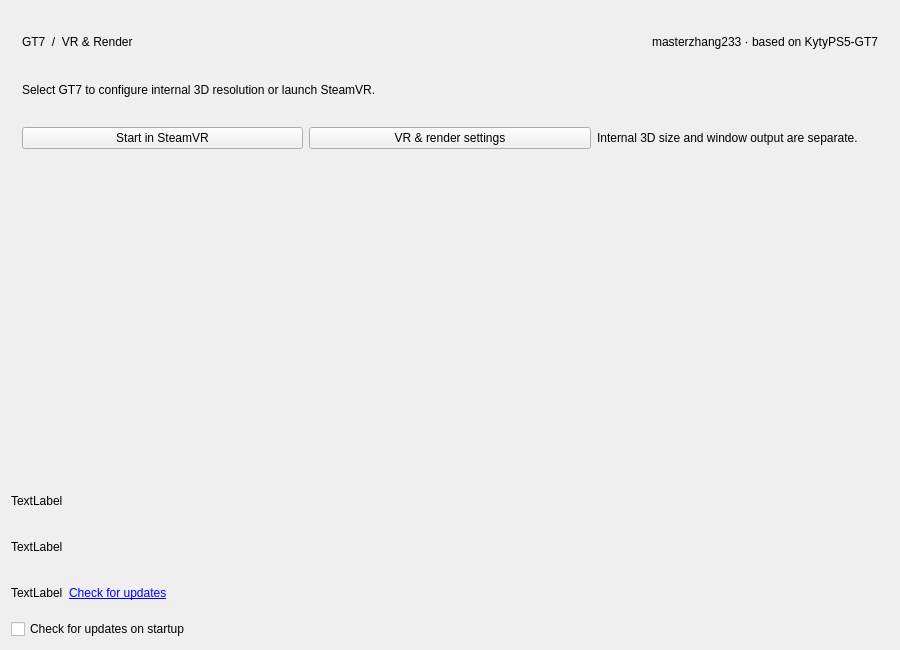
Old version of the form src/launcher/forms/main_dialog.ui in the repository masterzhang233/KytyPS5-GT7.
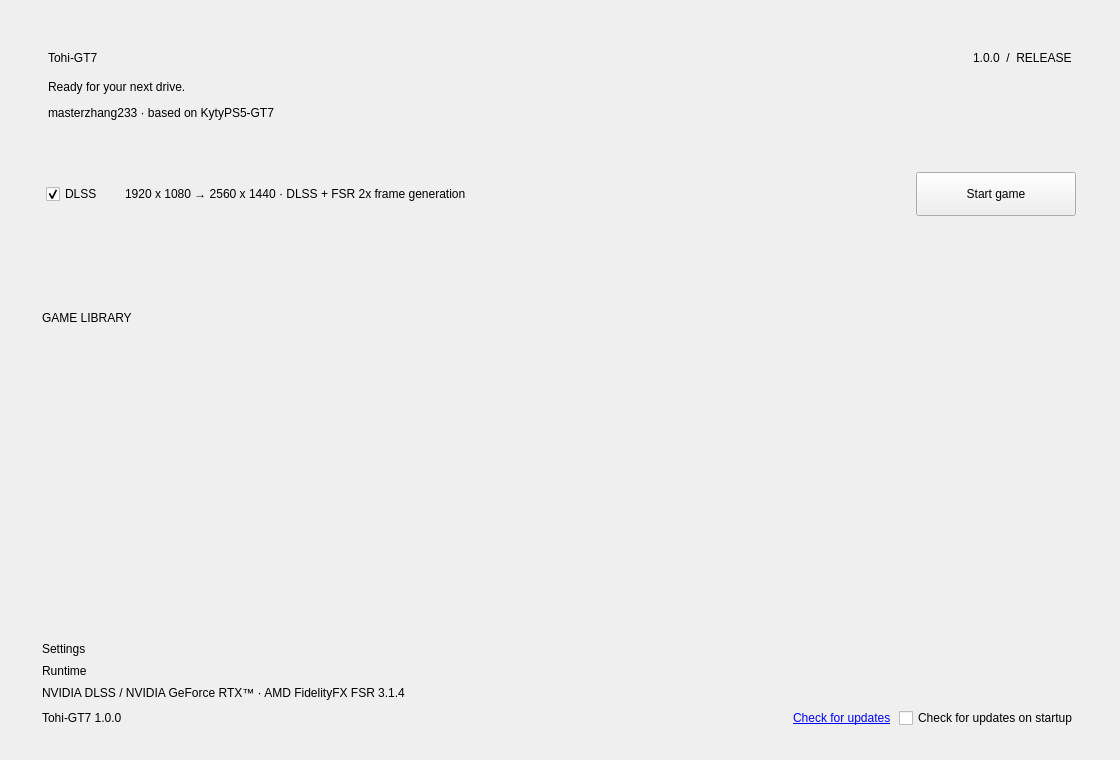
New version of the form. Custom widgets are drawn as their Qt base class.

Commit message:
Release Tohi-GT7 1.0.0 with fixed DLSS and FSR frame generation preset
Add Vulkan FSR 3.1 frame generation, HUD isolation and local motion-discontinuity correction. Preserve playtest progress. Rework the desktop launcher with one default-enabled DLSS preset, remove VR entry points, update branding and package the verified runtimes with notices.

```diff
--- a/src/launcher/forms/main_dialog.ui
+++ b/src/launcher/forms/main_dialog.ui
@@ -2,182 +2,91 @@
 <ui version="4.0">
  <class>MainDialog</class>
  <widget class="QDialog" name="MainDialog">
-  <property name="geometry">
-   <rect>
-    <x>0</x>
-    <y>0</y>
-    <width>900</width>
-    <height>650</height>
-   </rect>
-  </property>
-  <property name="minimumSize">
-   <size>
-    <width>0</width>
-    <height>0</height>
-   </size>
-  </property>
-  <property name="windowTitle">
-   <string>KytyPS5 GT7 - VR &amp; Render | masterzhang233</string>
-  </property>
-  <property name="locale">
-   <locale language="English" country="UnitedStates"/>
-  </property>
-  <layout class="QGridLayout" name="gridLayout">
-   <item row="0" column="0">
-    <layout class="QVBoxLayout" name="verticalLayout_5">
-     <item>
-      <widget class="QFrame" name="gt7_feature_panel">
-       <layout class="QVBoxLayout" name="gt7FeatureLayout">
-        <property name="spacing"><number>8</number></property>
-        <item>
-         <layout class="QHBoxLayout" name="gt7TitleLayout">
-          <item>
-           <widget class="QLabel" name="gt7_feature_title">
-            <property name="text"><string>GT7  /  VR &amp; Render</string></property>
-           </widget>
-          </item>
-          <item>
-           <widget class="QLabel" name="gt7_feature_credit">
-            <property name="text"><string>masterzhang233 · based on KytyPS5-GT7</string></property>
-            <property name="alignment"><set>Qt::AlignRight|Qt::AlignVCenter</set></property>
-           </widget>
-          </item>
-         </layout>
-        </item>
-        <item>
-         <widget class="QLabel" name="gt7_feature_summary">
-          <property name="text"><string>Select GT7 to configure internal 3D resolution or launch SteamVR.</string></property>
-          <property name="wordWrap"><bool>true</bool></property>
-         </widget>
-        </item>
-        <item>
-         <layout class="QHBoxLayout" name="gt7ActionLayout">
-          <item>
-           <widget class="QPushButton" name="gt7_start_vr_button">
-            <property name="text"><string>Start in SteamVR</string></property>
-            <property name="toolTip"><string>Selects VR mode and starts the selected GT7 game after version and patch verification. Connect your headset in SteamVR first.</string></property>
-            <property name="autoDefault"><bool>false</bool></property>
-           </widget>
-          </item>
-          <item>
-           <widget class="QPushButton" name="gt7_settings_button">
-            <property name="text"><string>VR &amp;&amp; render settings</string></property>
-            <property name="autoDefault"><bool>false</bool></property>
-           </widget>
-          </item>
-          <item>
-           <widget class="QLabel" name="gt7_feature_hint">
-            <property name="text"><string>Internal 3D size and window output are separate.</string></property>
-            <property name="wordWrap"><bool>true</bool></property>
-           </widget>
-          </item>
-         </layout>
-        </item>
-       </layout>
-      </widget>
-     </item>
-     <item>
-      <layout class="QHBoxLayout" name="horizontalLayout_3">
-       <item>
-        <layout class="QVBoxLayout" name="verticalLayout_3">
-         <item>
-          <widget class="ConfigurationListWidget" name="widget" native="true">
-           <property name="sizePolicy">
-            <sizepolicy hsizetype="MinimumExpanding" vsizetype="Preferred">
-             <horstretch>0</horstretch>
-             <verstretch>0</verstretch>
-            </sizepolicy>
-           </property>
-           <property name="minimumSize">
-            <size>
-             <width>400</width>
-             <height>300</height>
-            </size>
-           </property>
-          </widget>
-         </item>
-        </layout>
-       </item>
-      </layout>
-     </item>
-     <item>
-      <layout class="QVBoxLayout" name="verticalLayout_4">
-       <item>
-        <widget class="QLabel" name="label_settings_file">
-         <property name="text">
-          <string>TextLabel</string>
-         </property>
-        </widget>
-       </item>
-       <item>
-        <widget class="QLabel" name="label_Interpreter">
-         <property name="frameShape">
-          <enum>QFrame::NoFrame</enum>
-         </property>
-         <property name="frameShadow">
-          <enum>QFrame::Sunken</enum>
-         </property>
-         <property name="text">
-          <string>TextLabel</string>
-         </property>
-        </widget>
-       </item>
-       <item>
-        <layout class="QHBoxLayout" name="versionLayout">
-         <item>
-          <widget class="QLabel" name="label_Version">
-           <property name="text">
-            <string>TextLabel</string>
-           </property>
-          </widget>
-         </item>
-         <item>
-          <widget class="QLabel" name="check_updates_link">
-           <property name="text">
-            <string>&lt;a href=&quot;check&quot;&gt;Check for updates&lt;/a&gt;</string>
-           </property>
-           <property name="textFormat">
-            <enum>Qt::RichText</enum>
-           </property>
-          </widget>
-         </item>
-         <item>
-          <spacer name="versionSpacer">
-           <property name="orientation">
-            <enum>Qt::Horizontal</enum>
-           </property>
-           <property name="sizeHint" stdset="0">
-            <size>
-             <width>40</width>
-             <height>20</height>
-            </size>
-           </property>
-          </spacer>
-         </item>
-        </layout>
-       </item>
-       <item>
-        <widget class="QCheckBox" name="check_updates_on_startup">
-         <property name="text">
-          <string>Check for updates on startup</string>
-         </property>
-        </widget>
-       </item>
-      </layout>
-     </item>
-    </layout>
+  <property name="geometry"><rect><x>0</x><y>0</y><width>1120</width><height>760</height></rect></property>
+  <property name="minimumSize"><size><width>900</width><height>660</height></size></property>
+  <property name="windowTitle"><string>Tohi-GT7 1.0.0</string></property>
+  <layout class="QVBoxLayout" name="mainLayout">
+   <property name="spacing"><number>14</number></property>
+   <property name="leftMargin"><number>26</number></property>
+   <property name="topMargin"><number>26</number></property>
+   <property name="rightMargin"><number>26</number></property>
+   <property name="bottomMargin"><number>20</number></property>
+   <item>
+    <widget class="QFrame" name="gt7_feature_panel">
+     <layout class="QVBoxLayout" name="gt7FeatureLayout">
+      <property name="spacing"><number>12</number></property>
+      <property name="leftMargin"><number>22</number></property>
+      <property name="topMargin"><number>22</number></property>
+      <property name="rightMargin"><number>22</number></property>
+      <property name="bottomMargin"><number>22</number></property>
+      <item><layout class="QHBoxLayout" name="gt7TitleLayout">
+       <item><widget class="QLabel" name="gt7_feature_title"><property name="text"><string>Tohi-GT7</string></property></widget></item>
+       <item><spacer name="titleSpacer"><property name="orientation"><enum>Qt::Horizontal</enum></property><property name="sizeHint" stdset="0"><size><width>40</width><height>20</height></size></property></spacer></item>
+       <item><widget class="QLabel" name="gt7_release_badge"><property name="text"><string>1.0.0  /  RELEASE</string></property></widget></item>
+      </layout></item>
+      <item><widget class="QLabel" name="gt7_feature_hint"><property name="text"><string>Ready for your next drive.</string></property></widget></item>
+      <item><widget class="QLabel" name="gt7_feature_credit"><property name="text"><string>masterzhang233 · based on KytyPS5-GT7</string></property></widget></item>
+     </layout>
+    </widget>
+   </item>
+   <item>
+    <widget class="QFrame" name="gt7_graphics_panel">
+     <layout class="QHBoxLayout" name="gt7ActionLayout">
+      <property name="leftMargin"><number>20</number></property>
+      <property name="topMargin"><number>16</number></property>
+      <property name="rightMargin"><number>18</number></property>
+      <property name="bottomMargin"><number>16</number></property>
+      <property name="spacing"><number>22</number></property>
+      <item><widget class="QCheckBox" name="gt7_dlss_checkbox">
+       <property name="text"><string>DLSS</string></property>
+       <property name="checked"><bool>true</bool></property>
+       <property name="toolTip"><string>Fixed 1080p to 1440p DLSS with FSR 2x frame generation and wheel ghosting correction. Requires NVIDIA RTX. Changes apply on the next launch.</string></property>
+      </widget></item>
+      <item><widget class="QLabel" name="gt7_feature_summary">
+       <property name="text"><string>1920 x 1080 → 2560 x 1440 · DLSS + FSR 2x frame generation</string></property>
+       <property name="wordWrap"><bool>true</bool></property>
+       <property name="sizePolicy"><sizepolicy hsizetype="Expanding" vsizetype="Preferred"><horstretch>1</horstretch><verstretch>0</verstretch></sizepolicy></property>
+      </widget></item>
+      <item><widget class="QPushButton" name="gt7_start_button">
+       <property name="minimumSize"><size><width>160</width><height>44</height></size></property>
+       <property name="text"><string>Start game</string></property>
+       <property name="autoDefault"><bool>false</bool></property>
+      </widget></item>
+     </layout>
+    </widget>
+   </item>
+   <item>
+    <widget class="QFrame" name="game_library_panel">
+     <property name="sizePolicy"><sizepolicy hsizetype="Expanding" vsizetype="Expanding"><horstretch>0</horstretch><verstretch>1</verstretch></sizepolicy></property>
+     <layout class="QVBoxLayout" name="libraryLayout">
+      <property name="leftMargin"><number>16</number></property><property name="topMargin"><number>14</number></property><property name="rightMargin"><number>16</number></property><property name="bottomMargin"><number>12</number></property>
+      <item><widget class="QLabel" name="game_library_title"><property name="text"><string>GAME LIBRARY</string></property></widget></item>
+      <item><widget class="ConfigurationListWidget" name="widget" native="true">
+       <property name="minimumSize"><size><width>400</width><height>220</height></size></property>
+      </widget></item>
+     </layout>
+    </widget>
+   </item>
+   <item>
+    <widget class="QFrame" name="support_panel">
+     <layout class="QVBoxLayout" name="verticalLayout_4">
+      <property name="leftMargin"><number>16</number></property><property name="topMargin"><number>12</number></property><property name="rightMargin"><number>16</number></property><property name="bottomMargin"><number>12</number></property>
+      <item><widget class="QLabel" name="label_settings_file"><property name="text"><string notr="true">Settings</string></property></widget></item>
+      <item><widget class="QLabel" name="label_Interpreter"><property name="text"><string notr="true">Runtime</string></property></widget></item>
+      <item><widget class="QLabel" name="graphics_credit"><property name="text"><string notr="true">NVIDIA DLSS / NVIDIA GeForce RTX™ · AMD FidelityFX FSR 3.1.4</string></property></widget></item>
+      <item><layout class="QHBoxLayout" name="versionLayout">
+       <item><widget class="QLabel" name="label_Version"><property name="text"><string>Tohi-GT7 1.0.0</string></property></widget></item>
+       <item><spacer name="versionSpacer"><property name="orientation"><enum>Qt::Horizontal</enum></property><property name="sizeHint" stdset="0"><size><width>40</width><height>20</height></size></property></spacer></item>
+       <item><widget class="QLabel" name="check_updates_link"><property name="text"><string>&lt;a href=&quot;check&quot;&gt;Check for updates&lt;/a&gt;</string></property><property name="textFormat"><enum>Qt::RichText</enum></property></widget></item>
+       <item><widget class="QCheckBox" name="check_updates_on_startup"><property name="text"><string>Check for updates on startup</string></property></widget></item>
+      </layout></item>
+     </layout>
+    </widget>
    </item>
   </layout>
  </widget>
- <layoutdefault spacing="6" margin="11"/>
- <customwidgets>
-  <customwidget>
-   <class>ConfigurationListWidget</class>
-   <extends>QWidget</extends>
-   <header>configurationListWidget.h</header>
-   <container>1</container>
-  </customwidget>
- </customwidgets>
+ <layoutdefault spacing="8" margin="11"/>
+ <customwidgets><customwidget><class>ConfigurationListWidget</class><extends>QWidget</extends><header>configurationListWidget.h</header><container>1</container></customwidget></customwidgets>
  <resources/>
  <connections/>
  <buttongroups>
```
Left out of the diff: 3 changed lines with no effect on the pictures. The commit also changes 68 other files.
